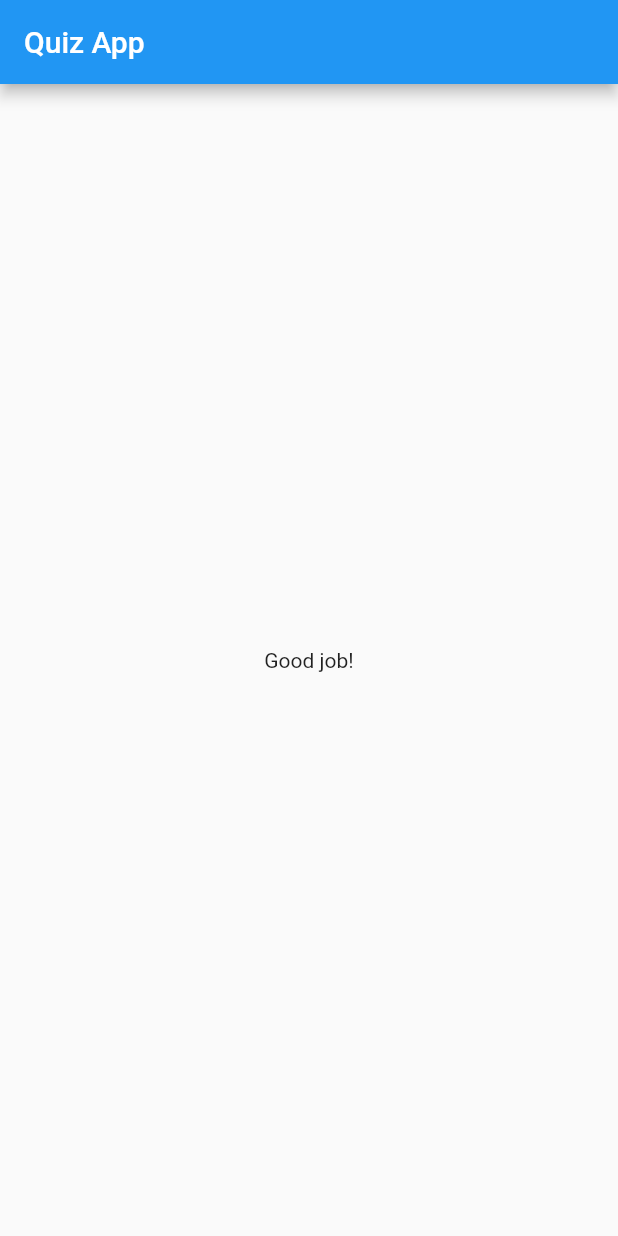
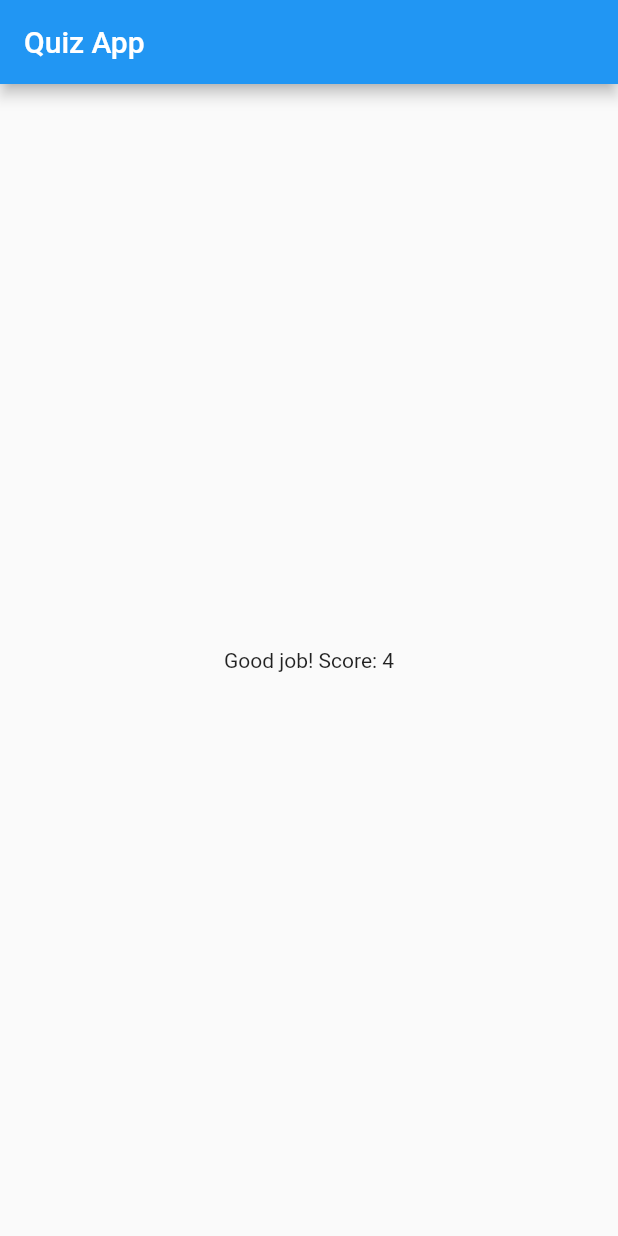
Before and after one commit to utevo/quiz_app, a Flutter app: the screen it shows after launch, after a tap on "pizza", after a tap on "dog", on a phone screen of 412 x 824 dp. Run offline on Flutter 3.47's test engine with Material 2 defaults, Android fonts, the phone set to English and light mode, and no system bars.

Commit message:
feat: add score system

```diff
--- a/lib/main.dart
+++ b/lib/main.dart
@@ -9,11 +9,21 @@ void main() {
 var questions = [
   {
     'questionText': 'What is your favourite food?',
-    'answers': ['pizza', 'sphaghetii', 'salomon', 'burger']
+    'answers': [
+      {'text': 'pizza', 'score': 3},
+      {'text': 'sphaghetii', 'score': 4},
+      {'text': 'salomon', 'score': 5},
+      {'text': 'burger', 'score': 6},
+    ]
   },
   {
     'questionText': 'What is your favourite animal?',
-    'answers': ['cat', 'dog', 'elephant', 'snake']
+    'answers': [
+      {'text': 'cat', 'score': 2},
+      {'text': 'dog', 'score': 1},
+      {'text': 'elephant', 'score': 4},
+      {'text': 'snake', 'score': 4},
+    ]
   },
 ];
 
@@ -24,10 +34,12 @@ class MyApp extends StatefulWidget {
 
 class _MyAppState extends State<MyApp> {
   var _questionIdx = 0;
+  var _finalScore = 0;
 
-  _answerQuestion() {
+  handleAnswer(final int score) {
     setState(() {
       _questionIdx = _questionIdx + 1;
+      _finalScore += score;
     });
   }
 
@@ -42,9 +54,9 @@ class _MyAppState extends State<MyApp> {
             ? Quiz(
                 questions: questions,
                 questionIdx: _questionIdx,
-                answerQuestion: _answerQuestion,
+                onAnswer: handleAnswer,
               )
-            : Center(child: Text('Good job!')),
+            : Center(child: Text('Good job! Score: $_finalScore')),
       ),
     );
   }
--- a/lib/quiz.dart
+++ b/lib/quiz.dart
@@ -6,12 +6,12 @@ import './answer.dart';
 class Quiz extends StatelessWidget {
   final List<Map<String, Object>> questions;
   final int questionIdx;
-  final Function answerQuestion;
+  final Function onAnswer;
 
   Quiz({
     @required this.questions,
     @required this.questionIdx,
-    @required this.answerQuestion,
+    @required this.onAnswer,
   });
 
   @override
@@ -19,8 +19,11 @@ class Quiz extends StatelessWidget {
     return Column(
       children: [
         Question(questions[questionIdx]['questionText']),
-        ...(questions[questionIdx]['answers'] as List<String>)
-            .map((answer) => Answer(answer, answerQuestion))
+        ...(questions[questionIdx]['answers'] as List<Map<String, Object>>)
+            .map((answer) => Answer(
+                  answer['text'],
+                  () => onAnswer(answer['score']),
+                ))
         // Answer(_ansewerQuestion),
       ],
     );
```
